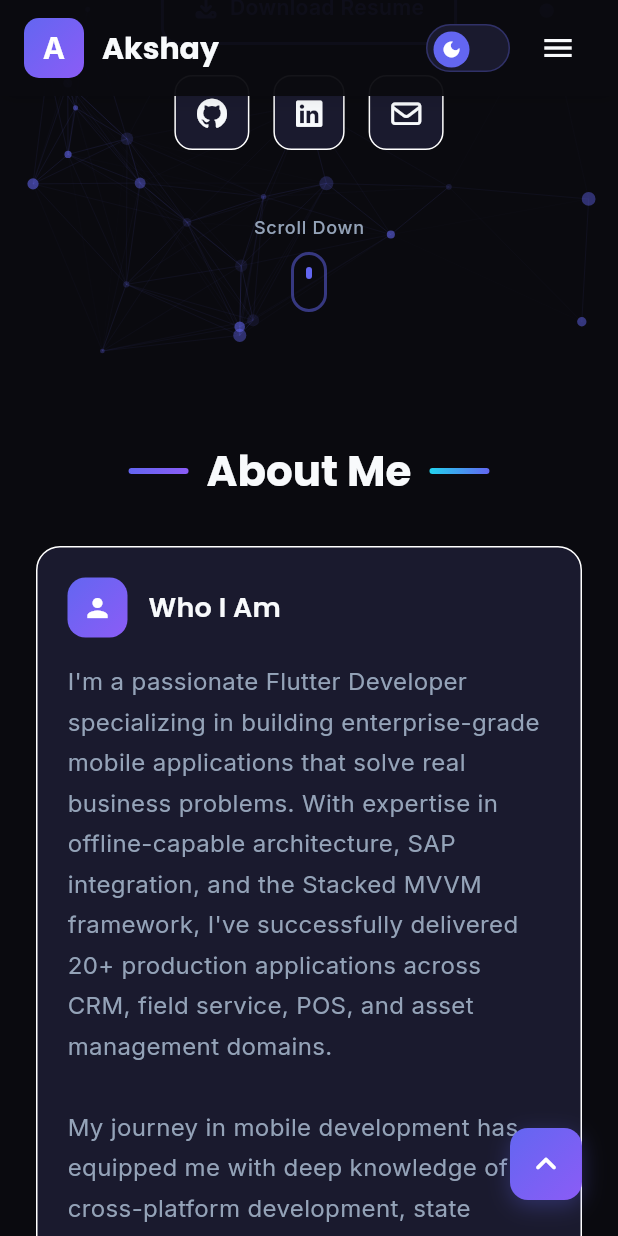
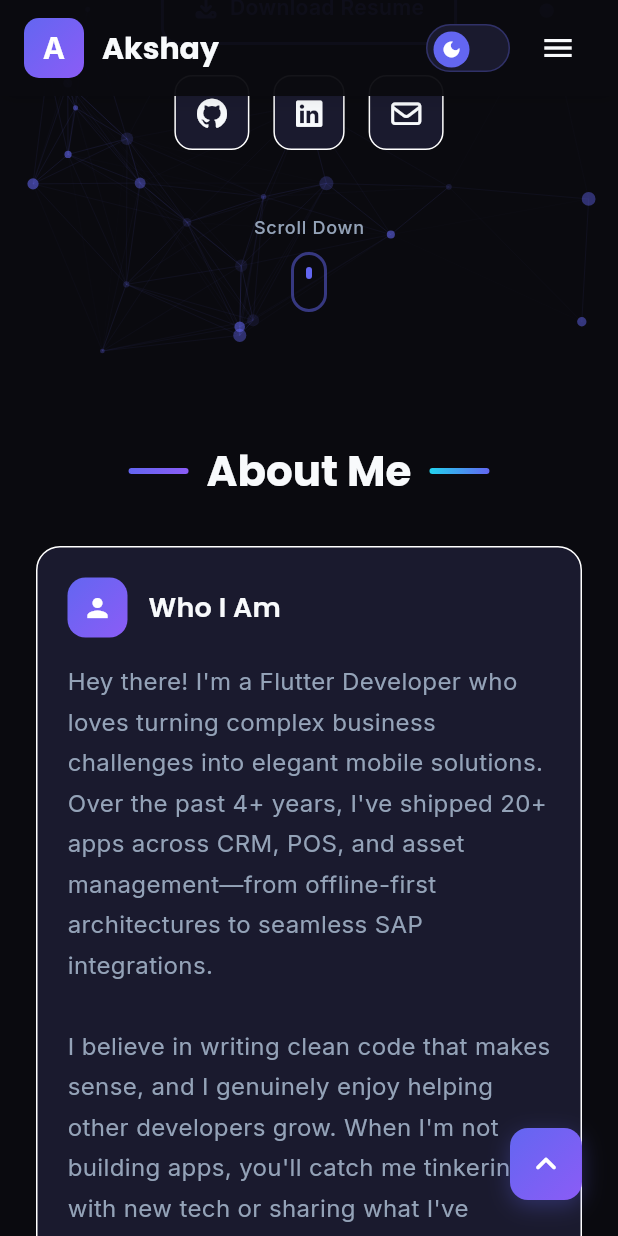
Before and after one commit to akshaychandt/akshaychandt.github.io, a Flutter app: the screen it shows after launch, scrolled down 576 dp, on a phone screen of 412 x 824 dp. Run offline on Flutter 3.47's test engine with Material 3 defaults, Android fonts, the phone set to English and light mode, and no system bars; drawn by our look-alikes of flutter_animate; our stand-ins replace animated_text_kit, cached_network_image, equatable, firebase_core, flutter_bloc, font_awesome_flutter and 3 more; missing offline and left inert: dart:js_interop, emailjs; accounts and stored records are empty.

Commit message:
Update about description to be more humanised and concise

```diff
--- a/lib/core/constants/app_strings.dart
+++ b/lib/core/constants/app_strings.dart
@@ -43,11 +43,9 @@ class AppStrings {
   // About Section
   static const String aboutTitle = 'About Me';
   static const String aboutDescription = '''
-I'm a passionate Flutter Developer specializing in building enterprise-grade mobile applications that solve real business problems. With expertise in offline-capable architecture, SAP integration, and the Stacked MVVM framework, I've successfully delivered 20+ production applications across CRM, field service, POS, and asset management domains.
+Hey there! I'm a Flutter Developer who loves turning complex business challenges into elegant mobile solutions. Over the past 4+ years, I've shipped 20+ apps across CRM, POS, and asset management—from offline-first architectures to seamless SAP integrations.
 
-My journey in mobile development has equipped me with deep knowledge of cross-platform development, state management patterns, and performance optimization. I take pride in writing clean, maintainable code and mentoring fellow developers to achieve their best work.
-
-When I'm not coding, you'll find me exploring new technologies, contributing to open-source projects, and sharing knowledge with the developer community.
+I believe in writing clean code that makes sense, and I genuinely enjoy helping other developers grow. When I'm not building apps, you'll catch me tinkering with new tech or sharing what I've learned with the community.
 ''';
 
   // Stats
```
